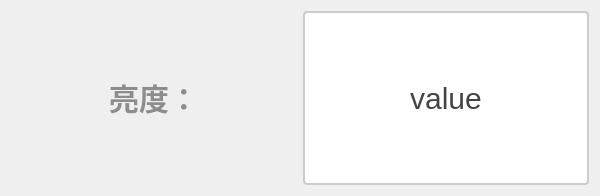
Old version of the form ButtonScanner/DlgExposureTimeSet.ui in the repository WIND-ROAD-RUN/ButtonScanner.
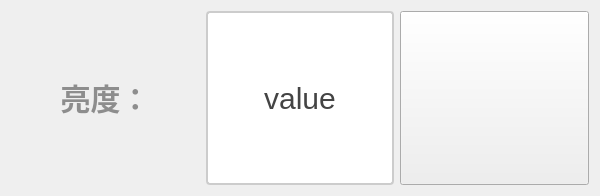
New version of the form. Icons and pictures are not drawn.

Commit message:
添加关闭按钮及对话框功能改进
在 `ButtonScanner.cpp` 中，修改了 `onExposureTimeTriggerAreaClicked` 函数以设置窗口标志，增强对话框的外观自定义。
在 `DlgExposureTimeSet.cpp` 中，新增了 `pbtn_close_clicked` 函数和相应的连接，以处理关闭按钮的点击事件。
同时，在 `DlgExposureTimeSet.h` 中声明了该函数，并在 `DlgExposureTimeSet.ui` 中添加了关闭按钮，设置了其样式和行为。

```diff
--- a/ButtonScanner/DlgExposureTimeSet.ui
+++ b/ButtonScanner/DlgExposureTimeSet.ui
@@ -66,6 +66,36 @@
      </property>
     </widget>
    </item>
+   <item>
+    <widget class="QPushButton" name="pbtn_close">
+     <property name="sizePolicy">
+      <sizepolicy hsizetype="Minimum" vsizetype="Minimum">
+       <horstretch>0</horstretch>
+       <verstretch>0</verstretch>
+      </sizepolicy>
+     </property>
+     <property name="styleSheet">
+      <string notr="true">QPushButton {
+    padding: 8px 16px 8px 36px; 
+    font-size: 14px;
+    qproperty-icon: url(:/ButtonScanner/image/exit.png);  
+    qproperty-iconSize: 30px 30px;
+}
+
+QPushButton:hover {
+    background-color: #ff6666;
+}
+
+QPushButton:pressed {
+    background-color: #cc0000;
+}
+</string>
+     </property>
+     <property name="text">
+      <string/>
+     </property>
+    </widget>
+   </item>
   </layout>
  </widget>
  <layoutdefault spacing="6" margin="11"/>
```
The commit also changes 3 other files.
